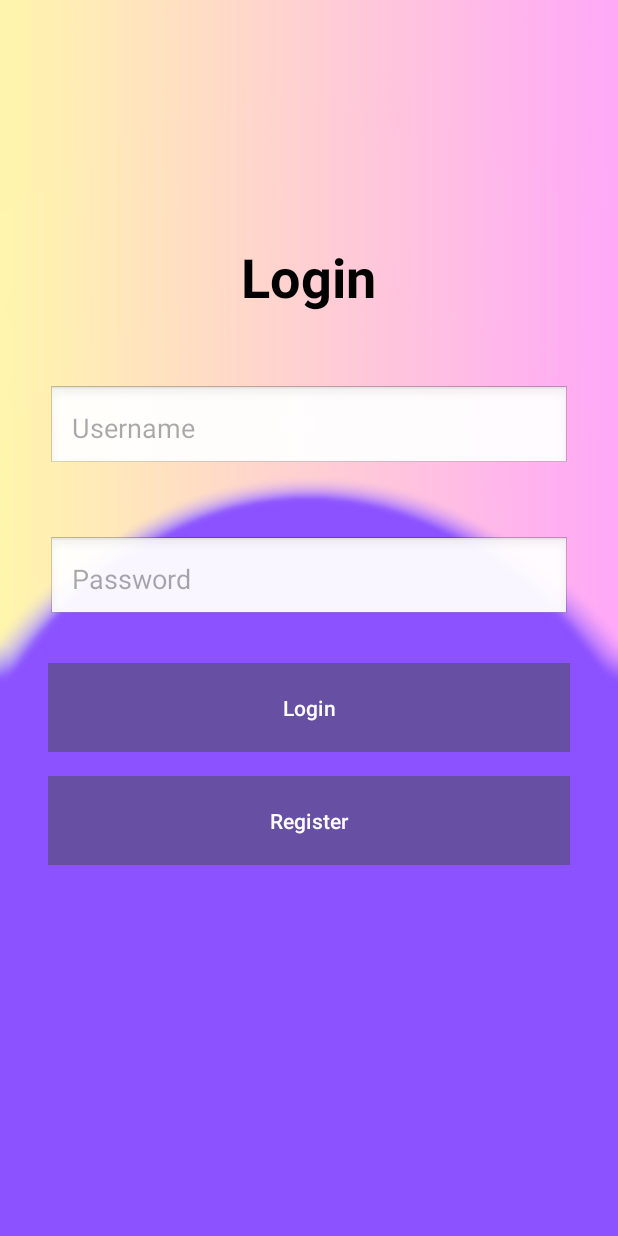
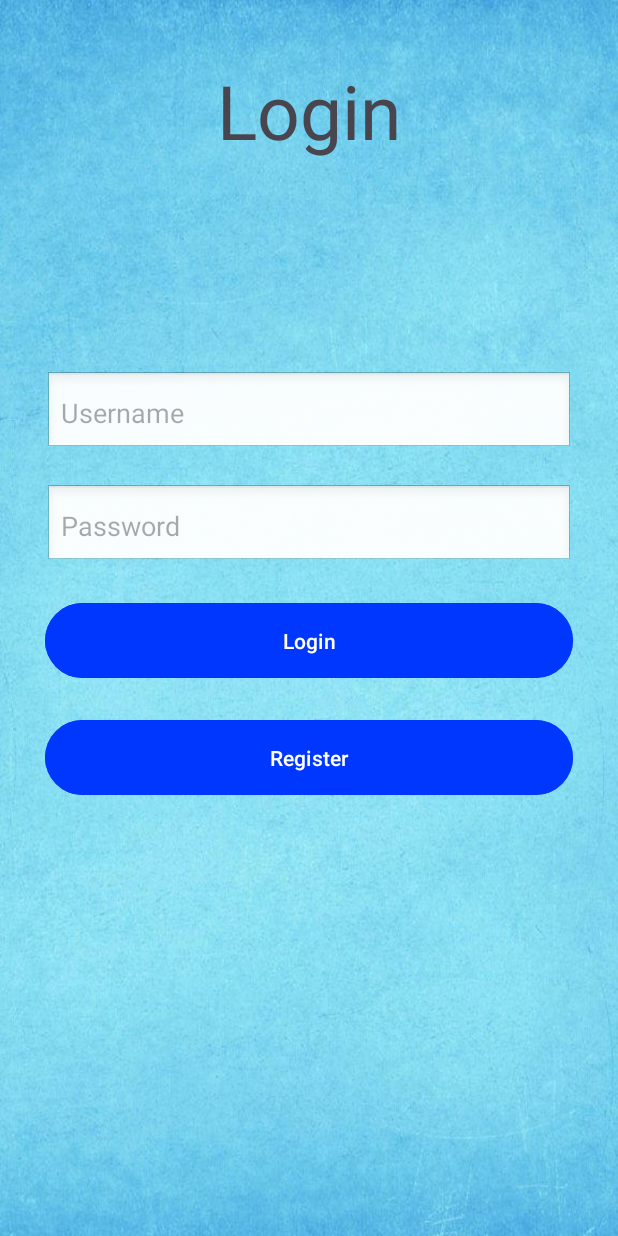
Before and after one commit to Omdeshmukh9/HealthCareApp, an Android app: the screen it shows after launch (Login), after a tap on "Login", on a phone screen of 412 x 824 dp. Run offline under Robolectric (Android 15) with nearby library versions, the phone set to English and light mode, and no system bars; our stand-ins replace Firebase (no records; nobody signed in at launch, a user with empty details on screens opened directly).

Commit message:
done with login in and register

```diff
--- a/app/src/main/java/com/example/myapplication/MainActivity.java
+++ b/app/src/main/java/com/example/myapplication/MainActivity.java
@@ -16,7 +16,7 @@ import com.google.firebase.auth.FirebaseAuth;
 
 public class MainActivity extends AppCompatActivity {
 
-    Button login , register , appointment ;
+    Button login , register ;
 
     @Override
     protected void onCreate(Bundle savedInstanceState) {
@@ -29,7 +29,6 @@ public class MainActivity extends AppCompatActivity {
 
         login = findViewById(R.id.loginButton);
         register = findViewById(R.id.registerButton);
-        appointment = findViewById(R.id.appointmentButton);
         if(FirebaseAuth.getInstance().getCurrentUser()!=null){
             finish();
             startActivity(new Intent(MainActivity.this, HomeActivity.class));
--- a/app/src/main/java/com/example/myapplication/patient/HomeActivity.java
+++ b/app/src/main/java/com/example/myapplication/patient/HomeActivity.java
@@ -13,6 +13,7 @@ import androidx.fragment.app.Fragment;
 import androidx.fragment.app.FragmentManager;
 
 import com.example.myapplication.Login;
+import com.example.myapplication.MainActivity;
 import com.example.myapplication.R;
 import com.google.android.material.navigation.NavigationView;
 import com.google.firebase.auth.FirebaseAuth;
@@ -48,7 +49,7 @@ public class HomeActivity extends AppCompatActivity {
                 if(menuItem.getItemId() == R.id.nav_logout){
                     FirebaseAuth.getInstance().signOut();
                     finish();
-                    startActivity(new Intent(HomeActivity.this, Login.class));
+                    startActivity(new Intent(HomeActivity.this, MainActivity.class));
                 }else {
                     selectDrawerItem(menuItem);
                 }
--- a/app/src/main/res/layout/activity_home.xml
+++ b/app/src/main/res/layout/activity_home.xml
@@ -3,6 +3,7 @@
     android:layout_width="match_parent"
     android:layout_height="match_parent"
     xmlns:app="http://schemas.android.com/apk/res-auto"
+    android:background="@drawable/background"
     android:id="@+id/my_drawer_layout">
 
 
@@ -14,6 +15,8 @@
         <!-- The ActionBar displayed at the top -->
         <androidx.appcompat.widget.Toolbar
             android:id="@+id/toolbar"
+            app:titleTextColor="@color/black"
+            android:background="@color/colorAccent"
             android:layout_width="match_parent"
             android:layout_height="wrap_content"/>
 
--- a/app/src/main/res/layout/activity_login.xml
+++ b/app/src/main/res/layout/activity_login.xml
@@ -1,85 +1,66 @@
 <?xml version="1.0" encoding="utf-8"?>
-<androidx.constraintlayout.widget.ConstraintLayout xmlns:android="http://schemas.android.com/apk/res/android"
+<androidx.appcompat.widget.LinearLayoutCompat xmlns:android="http://schemas.android.com/apk/res/android"
     xmlns:app="http://schemas.android.com/apk/res-auto"
     android:layout_width="match_parent"
     android:layout_height="match_parent"
-    android:background="@drawable/bg_image">
+    android:orientation="vertical"
+    android:background="@drawable/background">
 
-    <TextView
+    <com.example.myapplication.patient.Views.RobotoBoldTextView
         android:id="@+id/textViewLogin"
         android:layout_width="wrap_content"
         android:layout_height="wrap_content"
-        android:layout_marginTop="160dp"
-        android:text="Login"
-        android:textColor="@color/black"
-        android:textSize="36sp"
-        android:textStyle="bold"
-        app:layout_constraintEnd_toEndOf="parent"
-        app:layout_constraintHorizontal_bias="0.498"
-        app:layout_constraintStart_toStartOf="parent"
-        app:layout_constraintTop_toTopOf="parent" />
+        android:layout_gravity="center"
+        android:layout_marginVertical="40dp"
+        android:textSize="50dp"
+        android:text="Login" />
 
     <EditText
         android:id="@+id/editTextEmail"
-        android:layout_width="0dp"
+        android:layout_width="match_parent"
         android:layout_height="wrap_content"
-        android:layout_marginStart="32dp"
-        android:layout_marginTop="48dp"
-        android:layout_marginEnd="32dp"
+        android:layout_marginTop="100dp"
+        android:layout_marginBottom="10dp"
+        android:layout_marginHorizontal="30dp"
+        android:paddingVertical="15dp"
         android:background="@android:drawable/edit_text"
         android:hint="Username"
-        android:padding="16dp"
-        app:layout_constraintEnd_toEndOf="parent"
-        app:layout_constraintHorizontal_bias="0.0"
-        app:layout_constraintStart_toStartOf="parent"
-        app:layout_constraintTop_toBottomOf="@+id/textViewLogin" />
+        />
 
     <EditText
         android:id="@+id/editTextPassword"
-        android:layout_width="0dp"
+        android:layout_width="match_parent"
         android:layout_height="wrap_content"
-        android:layout_marginStart="32dp"
-        android:layout_marginTop="44dp"
-        android:layout_marginEnd="32dp"
+        android:layout_marginVertical="10dp"
+        android:layout_marginHorizontal="30dp"
+        android:paddingVertical="15dp"
+        android:hint="Password"
         android:background="@android:drawable/edit_text"
-        android:hint="Password"
         android:inputType="textPassword"
-        android:padding="16dp"
-        app:layout_constraintEnd_toEndOf="parent"
-        app:layout_constraintHorizontal_bias="0.0"
-        app:layout_constraintStart_toStartOf="parent"
-        app:layout_constraintTop_toBottomOf="@+id/editTextEmail" />
+       />
 
     <Button
         android:id="@+id/buttonLogin"
-        android:layout_width="0dp"
+        android:layout_width="match_parent"
         android:layout_height="wrap_content"
-        android:layout_marginStart="32dp"
-        android:layout_marginTop="28dp"
-        android:layout_marginEnd="32dp"
-        android:background="@color/black"
-        android:padding="16dp"
+        android:layout_marginVertical="10dp"
+        android:layout_marginHorizontal="30dp"
+        android:paddingVertical="15dp"
         android:text="Login"
         android:textColor="@android:color/white"
-        app:layout_constraintEnd_toEndOf="parent"
-        app:layout_constraintHorizontal_bias="1.0"
-        app:layout_constraintStart_toStartOf="parent"
-        app:layout_constraintTop_toBottomOf="@+id/editTextPassword" />
+        android:backgroundTint="@color/colorPrimary"
+      />
 
     <Button
         android:id="@+id/buttonRegister"
-        android:layout_width="0dp"
+        android:layout_width="match_parent"
         android:layout_height="wrap_content"
-        android:layout_marginStart="32dp"
-        android:layout_marginTop="16dp"
-        android:layout_marginEnd="32dp"
-        android:background="@color/black"
-        android:padding="16dp"
+        android:layout_marginVertical="10dp"
+        android:layout_marginHorizontal="30dp"
+        android:paddingVertical="15dp"
         android:text="Register"
+        android:backgroundTint="@color/colorPrimary"
         android:textColor="@android:color/white"
-        app:layout_constraintEnd_toEndOf="parent"
-        app:layout_constraintHorizontal_bias="0.0"
-        app:layout_constraintStart_toStartOf="parent"
-        app:layout_constraintTop_toBottomOf="@+id/buttonLogin" />
+        />
 
-</androidx.constraintlayout.widget.ConstraintLayout>
+</androidx.appcompat.widget.LinearLayoutCompat>
--- a/app/src/main/res/layout/fragment_appointment.xml
+++ b/app/src/main/res/layout/fragment_appointment.xml
@@ -5,6 +5,7 @@
     android:layout_height="match_parent"
     android:id="@+id/appointment_fragment"
     xmlns:app="http://schemas.android.com/apk/res-auto"
+    android:background="@drawable/background"
     tools:context=".patient.AppointmentFragment">
 
 <ScrollView
--- a/app/src/main/res/layout/fragment_reminder.xml
+++ b/app/src/main/res/layout/fragment_reminder.xml
@@ -4,6 +4,7 @@
     android:layout_width="match_parent"
     android:layout_height="match_parent"
     xmlns:app="http://schemas.android.com/apk/res-auto"
+    android:background="@drawable/background"
     tools:context=".patient.ReminderFragment">
 
     <LinearLayout
--- a/app/src/main/res/values/colors.xml
+++ b/app/src/main/res/values/colors.xml
@@ -6,7 +6,7 @@
 
 
     <color name="colorPrimary">#0037FF</color>
-    <color name="colorAccent">#38F4BB</color>
+    <color name="colorAccent">#6281F1</color>
 
     <color name="colorPrimaryDark">#2CD2AA</color>
 
--- a/app/src/main/res/values/styles.xml
+++ b/app/src/main/res/values/styles.xml
@@ -41,4 +41,10 @@
     <style name="ToolbarSubtitleTextAppearance" parent="TextAppearance.Widget.AppCompat.Toolbar.Subtitle">
         <item name="android:textColor">@android:color/white</item>
     </style>
+
+
+
+    <style name="Button.White" parent="ThemeOverlay.AppCompat">
+        <item name="colorAccent">#00EF7F</item>
+    </style>
 </resources>
```
Also changed, not shown: app/src/main/res/layout/activity_main.xml (+34 -13 lines), app/src/main/res/layout/activity_register.xml (+9 -12 lines), app/src/main/res/drawable/background.jpg (added), app/src/main/res/drawable/logo.jpeg (added).
